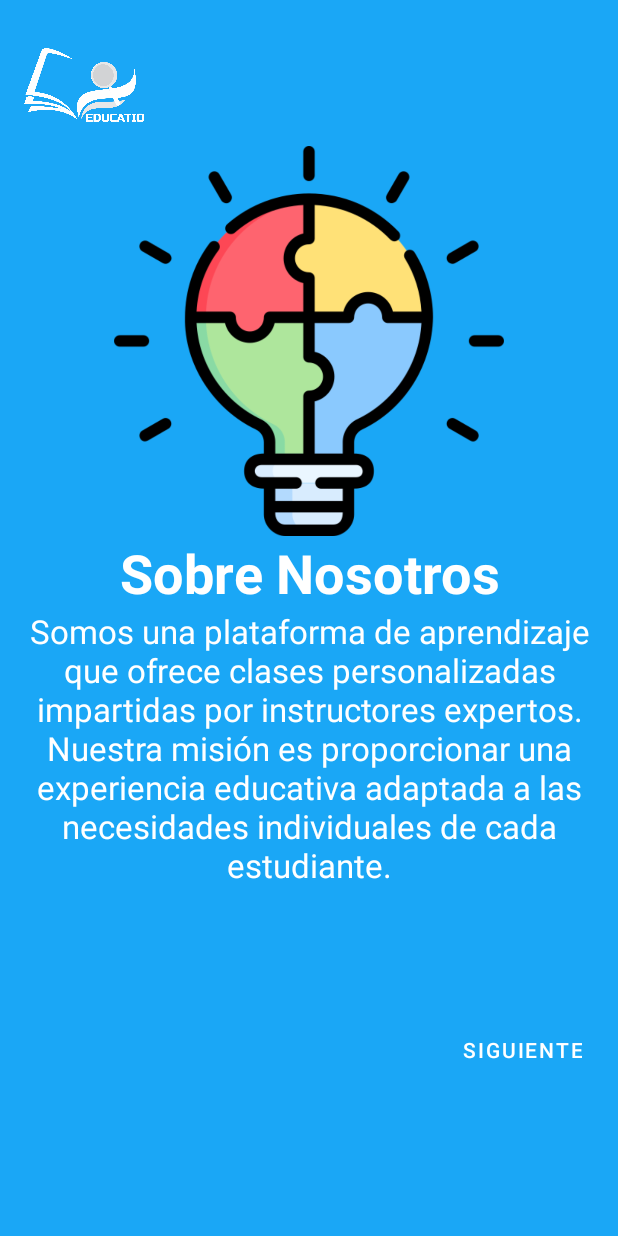
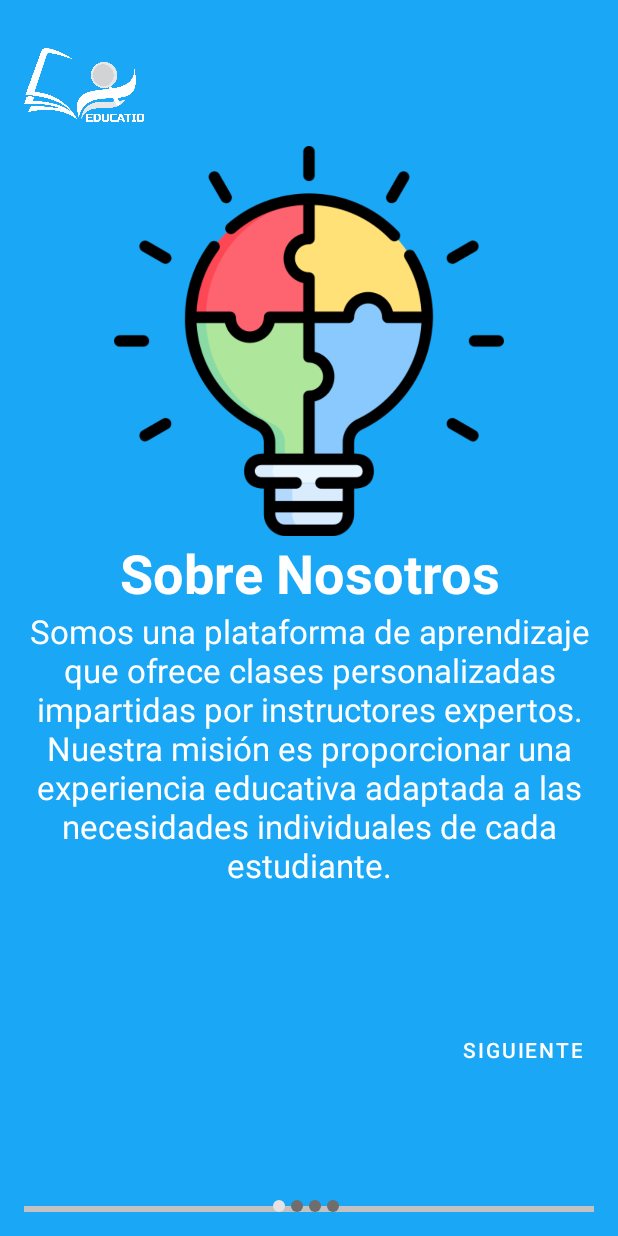
Before and after one commit to lisbethceron1/interfaz-principal, an Android app: the screen it shows after launch (MainActivity), on a phone screen of 412 x 824 dp. Run offline under Robolectric (Android 15) with nearby library versions, the phone set to English and light mode, and no system bars.

Commit message:
falta diseño

```diff
--- a/app/src/main/java/com/example/interfazprincipal/MainActivity.kt
+++ b/app/src/main/java/com/example/interfazprincipal/MainActivity.kt
@@ -1,24 +1,24 @@
 package com.example.interfazprincipal
 
 import android.os.Build
-import androidx.appcompat.app.AppCompatActivity
 import android.os.Bundle
-import android.view.Window
 import android.view.WindowInsets
-import android.view.WindowInsetsController
 import android.view.WindowManager
 import android.widget.Toast
-import androidx.viewpager.widget.ViewPager
+import androidx.appcompat.app.AppCompatActivity
 import androidx.viewpager2.widget.ViewPager2
 
 class MainActivity : AppCompatActivity(), ViewPagerAdapter.OnItemSelected {
     private lateinit var boardList: List<Board>
     private lateinit var viewPager: ViewPager2
+    private lateinit var adapter: ViewPagerAdapter
+
     override fun onCreate(savedInstanceState: Bundle?) {
         super.onCreate(savedInstanceState)
         setContentView(R.layout.activity_main)
 
-        viewPager = findViewById(R.id.viewPager);if (Build.VERSION.SDK_INT >= Build.VERSION_CODES.R) {
+        viewPager = findViewById(R.id.viewPager)
+        if (Build.VERSION.SDK_INT >= Build.VERSION_CODES.R) {
             val controller = window.insetsController
             controller?.hide(WindowInsets.Type.statusBars())
         } else {
@@ -28,48 +28,55 @@ class MainActivity : AppCompatActivity(), ViewPagerAdapter.OnItemSelected {
             )
         }
 
-
         boardList = listOf(
             Board(
                 fondo = R.color.AZUL,
                 imagen = R.drawable.uno,
                 titulo = "Sobre Nosotros",
                 descripcion = "Somos una plataforma de aprendizaje que ofrece clases personalizadas impartidas por instructores expertos. Nuestra misión es proporcionar una experiencia educativa adaptada a las necesidades individuales de cada estudiante."
-
             ),
             Board(
                 fondo = R.color.AZUL,
                 imagen = R.drawable.dos,
                 titulo = "Clases Personalizadas",
                 descripcion = "Nuestras clases personalizadas permiten a los estudiantes aprender a su propio ritmo, recibir retroalimentación específica y utilizar recursos adaptados a sus necesidades, lo que aumenta su confianza y maximiza su potencial académico."
-
             ),
             Board(
                 fondo = R.color.AZUL,
                 imagen = R.drawable.tres,
                 titulo = "Modalidad Virtual o Presencial",
-                descripcion = "Ofrecemos opciones flexibles de clases virtuales y presenciales para adaptarnos al estilo de vida de cada estudiante. Las clases virtuales brindan conveniencia, mientras que las presenciales ofrecen una experiencia más interactiva"
-
+                descripcion = "Ofrecemos opciones flexibles de clases virtuales y presenciales para adaptarnos al estilo de vida de cada estudiante. Las clases virtuales brindan conveniencia, mientras que las presenciales ofrecen una experiencia más interactiva."
             ),
             Board(
                 fondo = R.color.AZUL,
                 imagen = R.drawable.cuatro,
                 titulo = "Contraoferta",
                 descripcion = "En nuestra plataforma, los estudiantes tienen la libertad de publicar sus requisitos de clase y recibir múltiples ofertas de instructores. Esta modalidad única permite a los estudiantes comparar precios, ubicaciones y condiciones de enseñanza antes de comprometerse."
+            )
+        )
 
-            )
+        adapter = ViewPagerAdapter(boardList, this)
+        viewPager.adapter = adapter
 
-        )
-        val adapter = ViewPagerAdapter(boardList, this)
-
-        viewPager.adapter = adapter
+        viewPager.registerOnPageChangeCallback(object : ViewPager2.OnPageChangeCallback() {
+            override fun onPageSelected(position: Int) {
+                super.onPageSelected(position)
+                adapter.updateIndicators(position)
+            }
+        })
     }
 
     override fun onClickListener(position: Int) {
         if (position == (boardList.size - 1)) {
-            Toast.makeText(this, "board finish", Toast.LENGTH_SHORT).show()
+            Toast.makeText(this, "Board finish", Toast.LENGTH_SHORT).show()
         } else {
             viewPager.setCurrentItem((position + 1), true)
         }
     }
+
+    override fun onResume() {
+        super.onResume()
+        // Asegurarse de actualizar los indicadores cuando la actividad se reanuda
+        adapter.updateIndicators(viewPager.currentItem)
+    }
 }
--- a/app/src/main/java/com/example/interfazprincipal/ViewPagerAdapter.kt
+++ b/app/src/main/java/com/example/interfazprincipal/ViewPagerAdapter.kt
@@ -12,10 +12,19 @@ class ViewPagerAdapter(
     private val onItemSelected: OnItemSelected
 ) : RecyclerView.Adapter<ViewPagerAdapter.BoardViewHolder>() {
 
+    private val indicators = mutableListOf<View>()
+
     override fun onCreateViewHolder(parent: ViewGroup, viewType: Int): BoardViewHolder {
         val view = LayoutInflater.from(parent.context).inflate(R.layout.board_item, parent, false)
-        return BoardViewHolder(view, onItemSelected)
+        val viewHolder = BoardViewHolder(view, onItemSelected)
+        val indicator1 = view.findViewById<View>(R.id.indicator1)
+        val indicator2 = view.findViewById<View>(R.id.indicator2)
+        val indicator3 = view.findViewById<View>(R.id.indicator3)
+        val indicator4 = view.findViewById<View>(R.id.indicator4)
+        indicators.addAll(listOf(indicator1, indicator2, indicator3, indicator4))
+        return viewHolder
     }
+
 
     override fun getItemCount(): Int {
         return boardList.size
@@ -23,6 +32,7 @@ class ViewPagerAdapter(
 
     override fun onBindViewHolder(holder: BoardViewHolder, position: Int) {
         holder.bind(boardList[position])
+        updateIndicators(position)
     }
 
     inner class BoardViewHolder(
@@ -55,4 +65,10 @@ class ViewPagerAdapter(
     interface OnItemSelected {
         fun onClickListener(position: Int)
     }
+
+    fun updateIndicators(currentPosition: Int) {
+        indicators.forEachIndexed { index, view ->
+            view.background = ContextCompat.getDrawable(view.context, if (index == currentPosition) R.drawable.circle_active else R.drawable.circle_inactive)
+        }
+    }
 }
--- /dev/null
+++ b/app/src/main/res/drawable/circle_active.xml
@@ -0,0 +1,6 @@
+
+    <!-- circle_active.xml -->
+    <shape xmlns:android="http://schemas.android.com/apk/res/android"
+        android:shape="oval">
+        <solid android:color="@color/active_color" />
+    </shape>
--- /dev/null
+++ b/app/src/main/res/drawable/circle_inactive.xml
@@ -0,0 +1,6 @@
+
+    <!-- circle_inactive.xml -->
+    <shape xmlns:android="http://schemas.android.com/apk/res/android"
+        android:shape="oval">
+        <solid android:color="@color/inactive_color" />
+    </shape>
--- a/app/src/main/res/layout/board_item.xml
+++ b/app/src/main/res/layout/board_item.xml
@@ -57,6 +57,53 @@
         app:layout_constraintEnd_toEndOf="parent"
         app:layout_constraintHorizontal_bias="0.5" />
 
+    <View
+        android:id="@+id/highlightLine"
+        android:layout_width="match_parent"
+        android:layout_height="4dp"
+        android:background="@color/highlight_color"
+        app:layout_constraintBottom_toBottomOf="parent" />
+    <LinearLayout
+        android:id="@+id/indicatorLayout"
+        android:layout_width="wrap_content"
+        android:layout_height="wrap_content"
+        android:orientation="horizontal"
+        app:layout_constraintBottom_toBottomOf="parent"
+        app:layout_constraintEnd_toEndOf="parent"
+        app:layout_constraintStart_toStartOf="parent">
+
+        <View
+            android:id="@+id/indicator1"
+            android:layout_width="8dp"
+            android:layout_height="8dp"
+            android:layout_marginEnd="4dp"
+            android:background="@drawable/circle_inactive" />
+
+        <View
+            android:id="@+id/indicator2"
+            android:layout_width="8dp"
+            android:layout_height="8dp"
+            android:layout_marginEnd="4dp"
+            android:background="@drawable/circle_inactive" />
+
+        <View
+            android:id="@+id/indicator3"
+            android:layout_width="8dp"
+            android:layout_height="8dp"
+            android:layout_marginEnd="4dp"
+            android:background="@drawable/circle_inactive" />
+
+        <View
+            android:id="@+id/indicator4"
+            android:layout_width="8dp"
+            android:layout_height="8dp"
+            android:layout_marginEnd="4dp"
+            android:background="@drawable/circle_inactive" />
+
+    </LinearLayout>
+
+
+
     <com.google.android.material.button.MaterialButton
         android:id="@+id/button_siguiente"
         android:layout_width="wrap_content"
--- a/app/src/main/res/values/colors.xml
+++ b/app/src/main/res/values/colors.xml
@@ -3,4 +3,7 @@
     <color name="black">#FF000000</color>
     <color name="AZUL">#1AA7F6</color>
     <color name="white">#FFFFFFFF</color>
+    <color name="highlight_color">#C3C1C1</color>
+    <color name="inactive_color">#706D6D</color>
+    <color name="active_color">#E8E1E1</color>
 </resources>
```
Also changed, not shown: app/src/main/java/com/example/interfazprincipal/Board.kt (line endings or trailing spaces).
